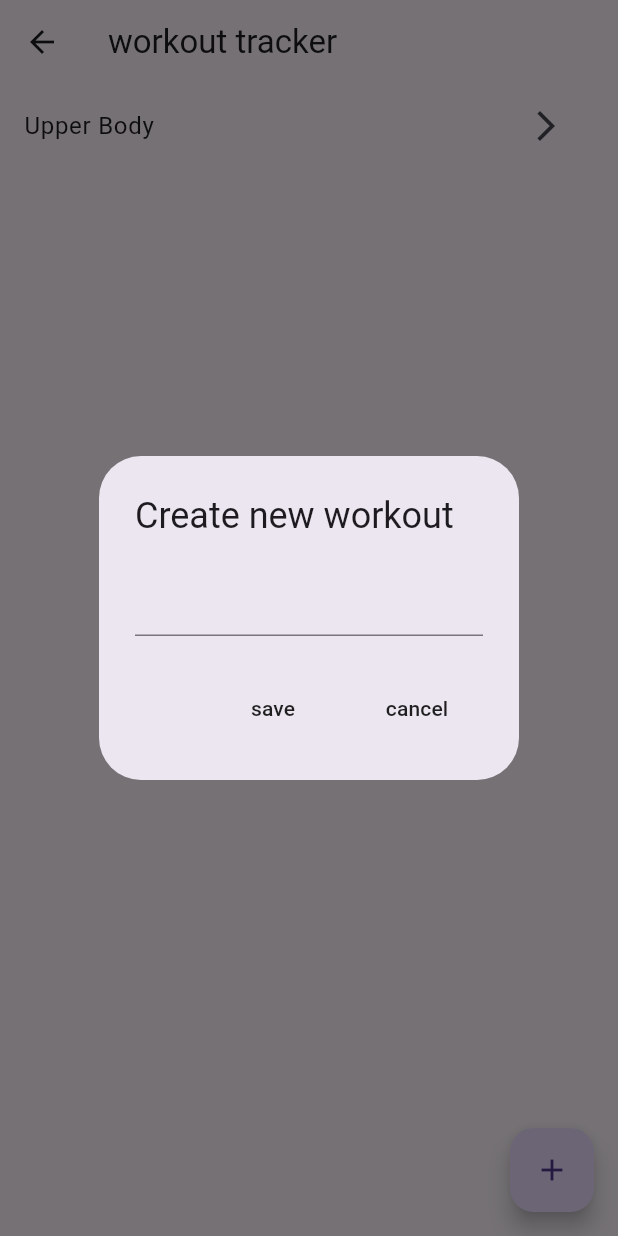
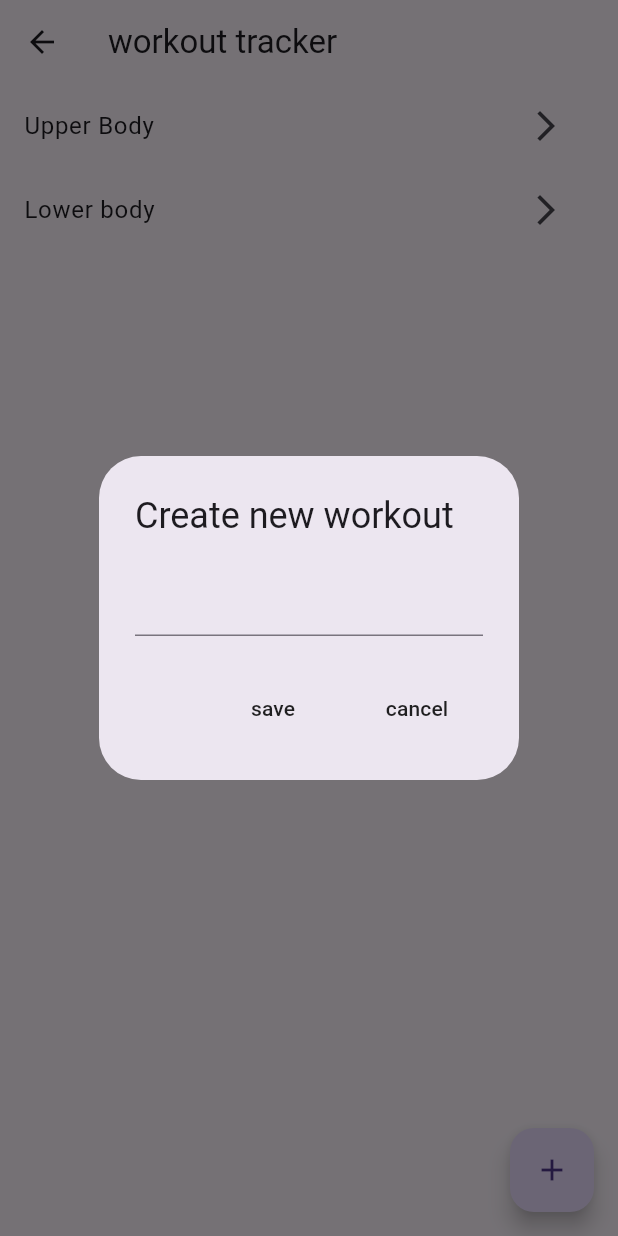
Before and after one commit to SanjaZagers/Flutter-project, a Flutter app: the WorkoutPage screen opened by its route, after a tap on the "add" icon, on a phone screen of 412 x 824 dp. Run offline on Flutter 3.47's test engine with Material 3 defaults, Android fonts, the light colour scheme and no system bars; our stand-ins replace flutter_slidable, geocoding, geolocator, hive, hive_flutter, lottie; accounts and stored records are empty.

Commit message:
added database to the workout page

```diff
--- a/lib/data/workout_data.dart
+++ b/lib/data/workout_data.dart
@@ -1,8 +1,10 @@
+import 'package:beginners_course/data/workout_hive.dart';
 import 'package:beginners_course/models/exercise.dart';
 import 'package:beginners_course/models/workout.dart';
 import 'package:flutter/material.dart';
 
 class WorkoutData extends ChangeNotifier {
+  final db = HiveDatabase();
   /*
 
   WORKOUT DATA STRUCTURE
@@ -17,8 +19,25 @@ class WorkoutData extends ChangeNotifier {
       exercises: [
         Exercise(name: "Bicep Curls", weight: "10", reps: "10", sets: "3"),
       ],
+    ),
+    Workout(
+      name: "Lower body",
+      exercises: [
+        Exercise(name: "Squats", weight: "10", reps: "10", sets: "3"),
+      ],
     )
   ];
+// if there are workouts already in the database, then get that workout list,
+
+  void intializeWorkoutList() {
+    if (db.previousDataExists()) {
+      workoutList = db.readFromDatabase();
+    }
+    //  otherwise use default workouts
+    else {
+      db.saveToDatabase(workoutList);
+    }
+  }
 
 // get the list of workouts
   List<Workout> getWorkoutList() {
@@ -38,6 +57,8 @@ class WorkoutData extends ChangeNotifier {
     workoutList.add(Workout(name: name, exercises: []));
 
     notifyListeners();
+    // save to database
+    db.saveToDatabase(workoutList);
   }
 
 // add an exercise to a workout
@@ -59,8 +80,11 @@ class WorkoutData extends ChangeNotifier {
 
     // check off boolean to show user completed the exercise
     relevantExercise.isCompleted = !relevantExercise.isCompleted;
+    print('tapped');
 
     notifyListeners();
+    // save to database
+    db.saveToDatabase(workoutList);
   }
 
 // return relevant workout object, given a workout name
--- a/lib/data/workout_hive.dart
+++ b/lib/data/workout_hive.dart
@@ -1 +1,161 @@
-class WorkoutHive {}
+import 'package:beginners_course/datatime/data_time.dart';
+import 'package:beginners_course/models/exercise.dart';
+import 'package:beginners_course/models/workout.dart';
+import 'package:hive_flutter/hive_flutter.dart';
+
+class HiveDatabase {
+  // reference the hive box
+  final _myBox = Hive.box('workout_database');
+
+  // check if there is already data stored, if not, record the start date
+  bool previousDataExists() {
+    if (_myBox.isEmpty) {
+      print("previous data does NOT exist");
+      _myBox.put("START DATE", todaysDateYYYYMMDD());
+      return false;
+    } else {
+      print("previous data does exist");
+      return true;
+    }
+  }
+
+  // return start date as yyyymmdd
+  String getStartDate() {
+    return _myBox.get("START DATE");
+  }
+
+  // write data
+  void saveToDatabase(List<Workout> workouts) {
+    // convert workout objects into lists of Strings so that we can save in Hive
+    final workoutList = convertObjectToWorkoutList(workouts);
+    final ExerciseList = convertObjectToExerciseList(workouts);
+
+    /*
+  check if any exercises have been done
+  we will put a 0 or a 1 to each yyyymmdd date
+
+    */
+
+    if (exerciseCompleted(workouts)) {
+      _myBox.put("COMPLETION_STATUS${todaysDateYYYYMMDD()}", 1);
+    } else {
+      _myBox.put("COMPLETION_STATUS${todaysDateYYYYMMDD()}", 0);
+    }
+
+    // save into Hive
+    _myBox.put("WORKOUTS", workoutList);
+    _myBox.put("EXERCISES", ExerciseList);
+  }
+
+  // read data, and return a list of workouts
+  List<Workout> readFromDatabase() {
+    List<Workout> mySavedWorkouts = [];
+
+    List<String> workoutNames = _myBox.get("WORKOUTS");
+    final exerciseDetails = _myBox.get("EXERCISES");
+
+    // create workout objects
+    for (int i = 0; i < workoutNames.length; i++) {
+      // each workout can have multiple exercises
+      List<Exercise> exercisesInEachWorkout = [];
+
+      for (int j = 0; j < exerciseDetails[i].length; j++) {
+        // so add each exercise into a list
+        exercisesInEachWorkout.add(Exercise(
+          name: exerciseDetails[i][j][0],
+          weight: exerciseDetails[i][j][1],
+          reps: exerciseDetails[i][j][2],
+          sets: exerciseDetails[i][j][3],
+          isCompleted: exerciseDetails[i][j][4] == "true" ? true : false,
+        ));
+      }
+
+      // create individual workout
+      Workout workout =
+          Workout(name: workoutNames[i], exercises: exercisesInEachWorkout);
+
+      // add individual workout to overall list
+      mySavedWorkouts.add(workout);
+    }
+    return mySavedWorkouts;
+  }
+
+  // check if any exercises have been done
+  bool exerciseCompleted(List<Workout> workouts) {
+    // go through each workout
+    for (var workout in workouts) {
+      //go through each exercise in workout
+      for (var exercise in workout.exercises) {
+        if (exercise.isCompleted) {
+          return true;
+        }
+      }
+    }
+    return false;
+  }
+
+// return completion status of a given date yyyymmdd
+  int getCompletionStatus(String yyyymmdd) {
+    // returns 0 or 1, if null then return 0
+    int completionStatus = _myBox.get("COMPLETION_STATUS_$yyyymmdd") ?? 0;
+    return completionStatus;
+  }
+}
+
+// converts workout objects into a list -> eg. [upperbody, lowerbody]
+List<String> convertObjectToWorkoutList(List<Workout> workouts) {
+  List<String> workoutList = [
+    // eg. [upper body, lowerbody]
+  ];
+
+  for (int i = 0; i < workouts.length; i++) {
+    // in each workout, add the name, followed by lists of exercises
+    workoutList.add(
+      workouts[i].name,
+    );
+  }
+  return workoutList;
+}
+
+// converts the exercises in a workout object into a list of strings
+List<List<List<String>>> convertObjectToExerciseList(List<Workout> workouts) {
+  List<List<List<String>>> exerciseList = [
+    /*
+    [
+    Upper body
+    [biceps, 10kg, 10 reps, 3 sets], [triceps, 20kg, 10reps, 3sets], ],
+  ]
+  Lower body
+  [ [squats, 25kg, 10 reps, 3 sets], [legraise, 30kg, 10 reps, 3 sets], [calf, 10kg, 10reps, 3ets],
+  ]
+  */
+  ];
+
+  // go trough each workout
+  for (int i = 0; i < workouts.length; i++) {
+    // get exercises from each workout
+    List<Exercise> exercisesInWorkout = workouts[i].exercises;
+
+    List<List<String>> individualWorkout = [
+      // Upper body
+      // [  [biceps, 10kg, 10 reps, 3 sets], ]
+    ];
+
+    // go trough each exercise in exerciseList
+    for (int j = 0; j < exercisesInWorkout.length; j++) {
+      List<String> individualExercise = [
+        // biceps, 10kg, 10 reps, 3sets
+      ];
+      individualExercise.addAll([
+        exercisesInWorkout[j].name,
+        exercisesInWorkout[j].weight,
+        exercisesInWorkout[j].reps,
+        exercisesInWorkout[j].sets,
+        exercisesInWorkout[j].isCompleted.toString(),
+      ]);
+      individualWorkout.add(individualExercise);
+    }
+    exerciseList.add(individualWorkout);
+  }
+  return exerciseList;
+}
--- /dev/null
+++ b/lib/datatime/data_time.dart
@@ -0,0 +1,52 @@
+// return todays date as yyyymmdd
+String todaysDateYYYYMMDD() {
+  // today
+  var dateTimeObject = DateTime.now();
+
+// year in the format yyyy
+  String year = dateTimeObject.year.toString();
+// month in the format mm
+  String month = dateTimeObject.month.toString();
+  if (month.length == 1) {
+    month = '0$month';
+  }
+// day in the format dd
+  String day = dateTimeObject.day.toString();
+  if (day.length == 1) {
+    day = '0$day';
+  }
+// final format
+  String yyyymmdd = year + month + day;
+  return yyyymmdd;
+}
+
+// convert string yyyymmdd to DataTime object
+DateTime createDateTimeObject(String yyyymmdd) {
+  int yyyy = int.parse(yyyymmdd.substring(0, 4));
+  int mm = int.parse(yyyymmdd.substring(4, 6));
+  int dd = int.parse(yyyymmdd.substring(6, 8));
+
+  DateTime dateTimeObject = DateTime(yyyy, mm, dd);
+  return dateTimeObject;
+}
+
+// convert DataTime object to String yyyymmdd
+String convertDateTimeToYYYYMMDD(DateTime dateTime) {
+  // year in the format yyyy
+  String year = dateTime.year.toString();
+
+  // month in the format yyyy
+  String month = dateTime.month.toString();
+  if (month.length == 1) {
+    month = '0$month';
+  }
+  // day in the format yyyy
+  String day = dateTime.day.toString();
+  if (day.length == 1) {
+    day = '0$day';
+  }
+
+// final format
+  String yyyymmdd = year + month + day;
+  return yyyymmdd;
+}
--- a/lib/main.dart
+++ b/lib/main.dart
@@ -15,6 +15,7 @@ void main() async {
 
   await Hive.initFlutter();
   await Hive.openBox('mybox');
+  await Hive.openBox("workout_database");
   var box = await Hive.openBox('mybox');
 
   runApp(const MyApp());
--- a/lib/pages/workingout_page.dart
+++ b/lib/pages/workingout_page.dart
@@ -36,6 +36,7 @@ class _WorkingoutPageState extends State<WorkingoutPage> {
             // exercise name
             TextField(
               controller: exerciseNameController,
+              decoration: InputDecoration(hintText: "name"),
             ),
             // weight
             TextField(
--- a/lib/pages/workout_page.dart
+++ b/lib/pages/workout_page.dart
@@ -11,6 +11,13 @@ class WorkoutPage extends StatefulWidget {
 }
 
 class _WorkoutPage extends State<WorkoutPage> {
+  @override
+  void initState() {
+    super.initState();
+
+    Provider.of<WorkoutData>(context, listen: false).intializeWorkoutList();
+  }
+
 // text controller
   final newWorkoutNameController = TextEditingController();
 
```
